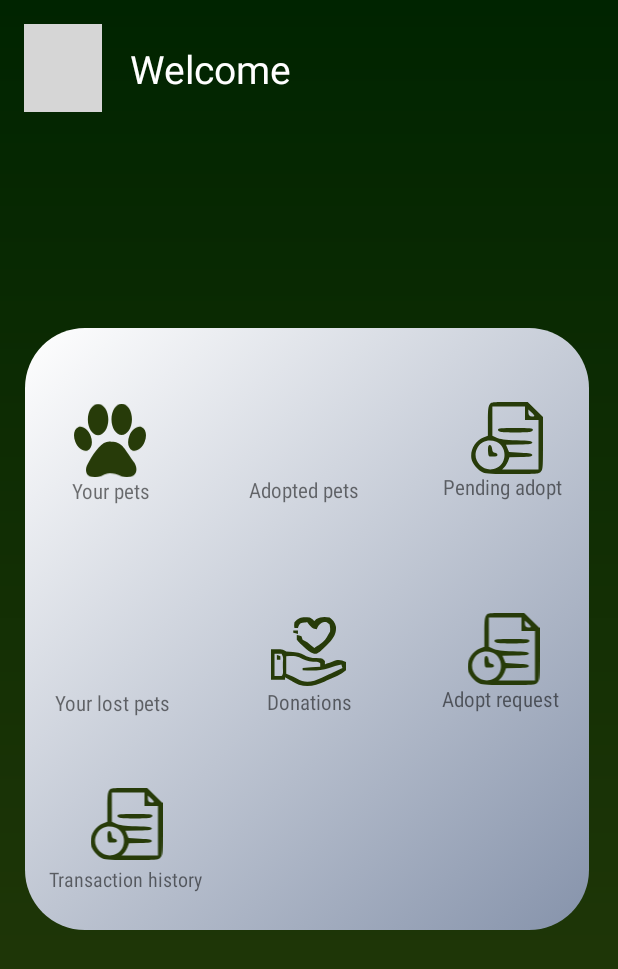
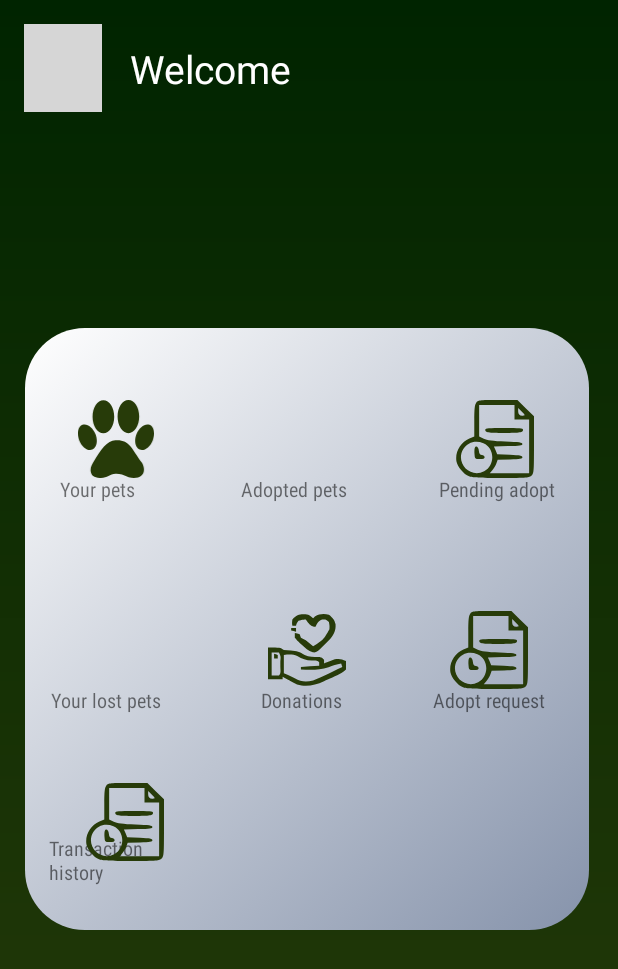
Before and after one commit to WenDEVLIFE/Pet-Adoption-App, an Android app: the HomeFragment screen opened directly, with no data from a screen before it, on a phone screen of 412 x 824 dp. Shown: the top 969 px of the screen. Run offline under Robolectric (Android 15) with nearby library versions, the phone set to English and light mode, and no system bars; our stand-ins replace sdp/ssp sizes; grey boxes are pictures that could not be loaded.

Commit message:
Added resposive elements on the icons and image buttons 🗨️

```diff
--- a/app/src/main/java/com/example/pet_adoption_app/HomeFragment.java
+++ b/app/src/main/java/com/example/pet_adoption_app/HomeFragment.java
@@ -110,6 +110,22 @@ public class HomeFragment extends Fragment {
             builder.show();
         });
 
+        ButtonAdoptRequest.setOnClickListener(v -> {
+            // Handle button pending click
+            AlertDialog.Builder builder = new AlertDialog.Builder(getContext());
+            builder.setTitle("Pending");
+            builder.setMessage("Pending Fragment");
+            builder.show();
+        });
+
+        Transaction_History.setOnClickListener(v -> {
+            // Handle button pending click
+            AlertDialog.Builder builder = new AlertDialog.Builder(getContext());
+            builder.setTitle("Pending");
+            builder.setMessage("Pending Fragment");
+            builder.show();
+        });
+
         return rootView;
     }
 }
--- a/app/src/main/res/layout/fragment_home.xml
+++ b/app/src/main/res/layout/fragment_home.xml
@@ -27,13 +27,13 @@
                 android:layout_marginBottom="204dp">
 
             <FrameLayout
-                    android:layout_width="80dp"
-                    android:layout_height="85dp"
+                    android:layout_width="@dimen/_78sdp"
+                    android:layout_height="@dimen/_65sdp"
                     android:id="@+id/frameLayout"
                     app:layout_constraintTop_toTopOf="parent"
                     android:layout_marginTop="32dp"
                     app:layout_constraintEnd_toStartOf="@+id/frameLayout2"
-                    android:layout_marginEnd="56dp">
+                    android:layout_marginEnd="24dp">
 
                 <TextView
                         android:text="  Adopted pets"
@@ -41,6 +41,7 @@
                         android:layout_width="match_parent"
                         android:layout_height="wrap_content"
                         android:id="@+id/textView5"
+                        android:textSize="@dimen/_10sdp"
                         android:layout_gravity="bottom" />
 
                 <ImageButton
@@ -56,8 +57,8 @@
             </FrameLayout>
 
             <FrameLayout
-                    android:layout_width="78dp"
-                    android:layout_height="86dp"
+                    android:layout_width="@dimen/_78sdp"
+                    android:layout_height="@dimen/_65sdp"
                     app:layout_constraintStart_toStartOf="parent"
                     app:layout_constraintEnd_toStartOf="@+id/frameLayout"
                     app:layout_constraintTop_toTopOf="parent"
@@ -67,8 +68,8 @@
 
                 <ImageButton
                         android:id="@+id/buttonadopt"
-                        android:layout_width="48dp"
-                        android:layout_height="50dp"
+                        android:layout_width="match_parent"
+                        android:layout_height="@dimen/_40sdp"
                         android:src="@drawable/paw_icons"
                         android:scaleType="fitCenter"
                         android:background="@android:color/transparent"
@@ -81,12 +82,13 @@
                         android:layout_width="match_parent"
                         android:layout_height="wrap_content"
                         android:id="@+id/textView4"
+                        android:textSize="@dimen/_10sdp"
                         android:layout_gravity="bottom" />
             </FrameLayout>
 
             <FrameLayout
-                    android:layout_width="85dp"
-                    android:layout_height="83dp"
+                    android:layout_width="@dimen/_78sdp"
+                    android:layout_height="@dimen/_65sdp"
                     android:id="@+id/frameLayout2"
                     app:layout_constraintEnd_toEndOf="parent"
                     app:layout_constraintTop_toTopOf="parent"
@@ -94,17 +96,18 @@
                     android:layout_marginEnd="12dp">
 
                 <TextView
-                        android:text="Pending adopt"
+                        android:text="    Pending adopt"
                         android:fontFamily="sans-serif-condensed"
                         android:layout_width="match_parent"
                         android:layout_height="wrap_content"
                         android:id="@+id/textView6"
+                        android:textSize="@dimen/_10sdp"
                         android:layout_gravity="bottom" />
 
                 <ImageButton
                         android:id="@+id/imageButton_pending"
                         android:layout_width="match_parent"
-                        android:layout_height="48dp"
+                        android:layout_height="@dimen/_40sdp"
                         android:src="@drawable/pending_history"
                         android:scaleType="fitCenter"
                         android:background="@android:color/transparent"
@@ -113,8 +116,8 @@
             </FrameLayout>
 
             <FrameLayout
-                    android:layout_width="82dp"
-                    android:layout_height="85dp"
+                    android:layout_width="@dimen/_78sdp"
+                    android:layout_height="@dimen/_65sdp"
                     app:layout_constraintTop_toBottomOf="@+id/frameLayout3"
                     android:layout_marginTop="56dp"
                     app:layout_constraintEnd_toStartOf="@+id/frameLayout4"
@@ -123,17 +126,18 @@
                     android:id="@+id/frameLayout6">
 
                 <TextView
-                        android:text="Your lost pets"
+                        android:text="  Your lost pets"
                         android:fontFamily="sans-serif-condensed"
                         android:layout_width="match_parent"
                         android:layout_height="wrap_content"
-                        android:id="@+id/textView5"
+                        android:id="@+id/textView89"
+                        android:textSize="@dimen/_10sdp"
                         android:layout_gravity="bottom" />
 
                 <ImageButton
                         android:id="@+id/missingbutton"
                         android:layout_width="match_parent"
-                        android:layout_height="48dp"
+                        android:layout_height="@dimen/_40sdp"
                         android:src="@drawable/dog"
                         android:scaleType="fitCenter"
                         android:background="@android:color/transparent"
@@ -142,26 +146,27 @@
             </FrameLayout>
 
             <FrameLayout
-                    android:layout_width="82dp"
-                    android:layout_height="85dp"
+                    android:layout_width="@dimen/_78sdp"
+                    android:layout_height="@dimen/_65sdp"
                     android:id="@+id/frameLayout4"
                     app:layout_constraintEnd_toStartOf="@+id/frameLayout5"
                     app:layout_constraintTop_toBottomOf="@+id/frameLayout"
                     android:layout_marginTop="56dp"
-                    android:layout_marginEnd="48dp">
+                    android:layout_marginEnd="20dp">
 
                 <TextView
-                        android:text="    Donations"
+                        android:text="      Donations"
                         android:fontFamily="sans-serif-condensed"
                         android:layout_width="match_parent"
                         android:layout_height="wrap_content"
                         android:id="@+id/textView51"
+                        android:textSize="@dimen/_10sdp"
                         android:layout_gravity="bottom" />
 
                 <ImageButton
                         android:id="@+id/donatebutton"
                         android:layout_width="match_parent"
-                        android:layout_height="50dp"
+                        android:layout_height="@dimen/_40sdp"
                         android:src="@drawable/heart"
                         android:scaleType="fitCenter"
                         android:background="@android:color/transparent"
@@ -170,8 +175,8 @@
             </FrameLayout>
 
             <FrameLayout
-                    android:layout_width="82dp"
-                    android:layout_height="85dp"
+                    android:layout_width="@dimen/_78sdp"
+                    android:layout_height="@dimen/_65sdp"
                     android:id="@+id/frameLayout5"
                     app:layout_constraintTop_toBottomOf="@+id/frameLayout2"
                     app:layout_constraintEnd_toEndOf="parent"
@@ -179,17 +184,18 @@
                     android:layout_marginEnd="16dp">
 
                 <TextView
-                        android:text="Adopt request"
+                        android:text="    Adopt request"
                         android:fontFamily="sans-serif-condensed"
                         android:layout_width="match_parent"
                         android:layout_height="wrap_content"
                         android:id="@+id/textView7"
+                        android:textSize="@dimen/_10sdp"
                         android:layout_gravity="bottom" />
 
                 <ImageButton
                         android:id="@+id/adopt_request"
                         android:layout_width="match_parent"
-                        android:layout_height="48dp"
+                        android:layout_height="@dimen/_40sdp"
                         android:src="@drawable/pending_history"
                         android:scaleType="fitCenter"
                         android:background="@android:color/transparent"
@@ -198,8 +204,8 @@
             </FrameLayout>
 
             <FrameLayout
-                    android:layout_width="103dp"
-                    android:layout_height="91dp"
+                    android:layout_width="@dimen/_78sdp"
+                    android:layout_height="@dimen/_65sdp"
                     app:layout_constraintTop_toBottomOf="@+id/frameLayout6"
                     app:layout_constraintBottom_toBottomOf="parent"
                     app:layout_constraintStart_toStartOf="parent"
@@ -212,13 +218,13 @@
                         android:layout_width="match_parent"
                         android:layout_height="wrap_content"
                         android:id="@+id/textView8"
-                        android:textSize="13dp"
+                        android:textSize="@dimen/_10sdp"
                         android:layout_gravity="bottom" />
 
                 <ImageButton
                         android:id="@+id/transaction_history"
                         android:layout_width="match_parent"
-                        android:layout_height="48dp"
+                        android:layout_height="@dimen/_40sdp"
                         android:src="@drawable/pending_history"
                         android:scaleType="fitCenter"
                         android:background="@android:color/transparent"
```
